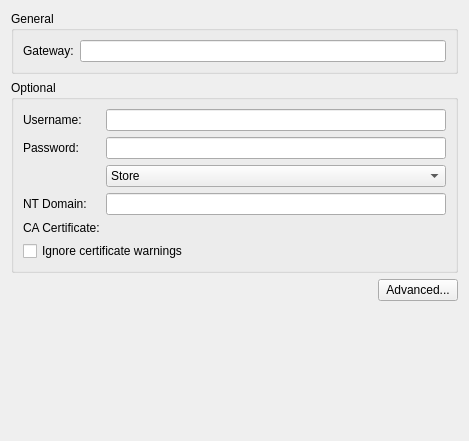
This is vpn/sstp/sstpwidget.ui in KDE/plasma-nm as Qt 5 draws it before an edit. The edited form follows.
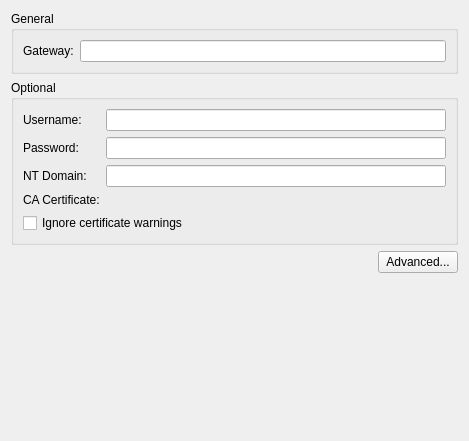
This is the edited form. Custom widgets are drawn as their Qt base class.

Commit message:
Add option to select password storage to all password fields
TODO: Make this option accessible using keyboard

BUG:340707
REVIEW:125723

What changed in the file:
```diff
--- a/vpn/sstp/sstpwidget.ui
+++ b/vpn/sstp/sstpwidget.ui
@@ -89,25 +89,9 @@
        </widget>
       </item>
       <item row="2" column="1">
-       <widget class="QComboBox" name="cmb_passwordOption">
-        <item>
-         <property name="text">
-          <string>Store</string>
-         </property>
-        </item>
-        <item>
-         <property name="text">
-          <string>Always ask</string>
-         </property>
-        </item>
-        <item>
-         <property name="text">
-          <string>Not required</string>
-         </property>
-        </item>
-       </widget>
+       <widget class="QLineEdit" name="le_ntDomain"/>
       </item>
-      <item row="3" column="0">
+      <item row="2" column="0">
        <widget class="QLabel" name="lbl_ntDomain">
         <property name="text">
          <string>NT Domain:</string>
@@ -115,19 +99,16 @@
        </widget>
       </item>
       <item row="3" column="1">
-       <widget class="QLineEdit" name="le_ntDomain"/>
+       <widget class="KUrlRequester" name="kurl_caCert"/>
       </item>
-      <item row="4" column="0">
+      <item row="3" column="0">
        <widget class="QLabel" name="lbl_caCert">
         <property name="text">
          <string>CA Certificate:</string>
         </property>
        </widget>
       </item>
-      <item row="4" column="1">
-       <widget class="KUrlRequester" name="kurl_caCert"/>
-      </item>
-      <item row="5" column="0" colspan="2">
+      <item row="4" column="0" colspan="2">
        <widget class="QCheckBox" name="chk_ignoreCertWarnings">
         <property name="text">
          <string>Ignore certificate warnings</string>
```
The commit also changes 89 other files.
